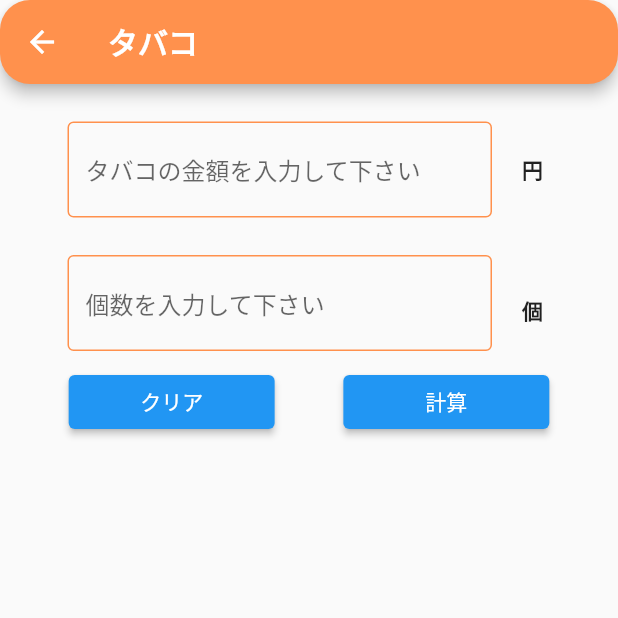
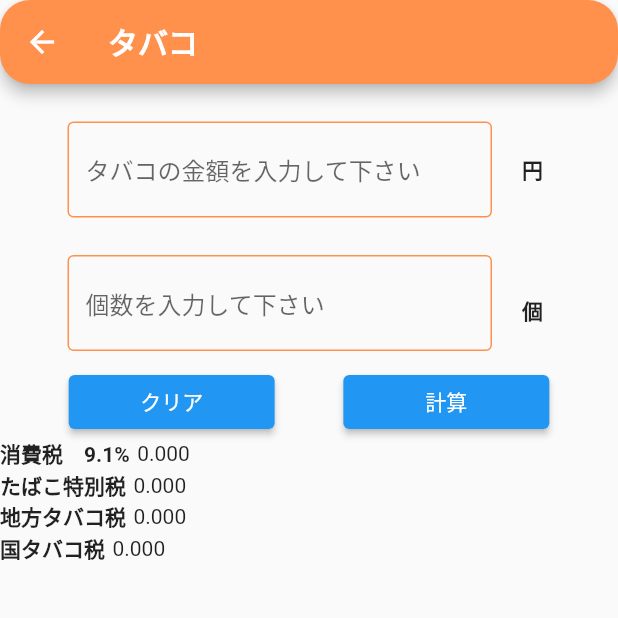
Before and after one commit to Hiroaki-hey-jude/tax_cal, a Flutter app: the screen it shows after launch, after a tap on "タバコ", on a phone screen of 412 x 824 dp, the top half of it. Run offline on Flutter 3.47's test engine with Material 2 defaults, Android fonts, the phone set to English and light mode, and no system bars; our stand-ins replace flutter_riverpod, freezed_annotation.

Commit message:
とりあえずタバコの税の計算方法はコンプリート

```diff
--- a/lib/data/tax_data.dart
+++ b/lib/data/tax_data.dart
@@ -11,7 +11,6 @@ class TaxData with _$TaxData {
     required double tabacoSpecialTax,
     required double stateTabacoTax,
     required double countryTabacoTax,
-
   }) = _TaxData;
 
   factory TaxData.fromJson(Map<String, dynamic> json) =>
--- a/lib/main.dart
+++ b/lib/main.dart
@@ -51,7 +51,7 @@ class _MyHomePageState extends ConsumerState<MyHomePage> {
         children: [
           GestureDetector(
             onTap: () {
-              Navigator.push(context, MaterialPageRoute(builder: (context) => const TaxScreen()));
+              Navigator.push(context, MaterialPageRoute(builder: (context) => TaxScreen()));
             },
             child: Card(
               color: Colors.white60,
--- a/lib/provider.dart
+++ b/lib/provider.dart
@@ -6,5 +6,6 @@ final taxDataProvider = StateProvider<TaxData>(
             consumptionTax: 0,
             tabacoSpecialTax: 0,
             stateTabacoTax: 0,
-            countryTabacoTax: 0),
+            countryTabacoTax: 0,
+        ),
 );
--- a/lib/screen/tax_screen.dart
+++ b/lib/screen/tax_screen.dart
@@ -7,21 +7,20 @@ import 'package:tax/logic/tabaco_logic.dart';
 import 'package:tax/view_model.dart';
 
 class TaxScreen extends ConsumerStatefulWidget {
-  const TaxScreen({Key? key}) : super(key: key);
+  double price = 0;
+  double quantity = 0;
+  TaxScreen({Key? key}) : super(key: key);
 
   @override
   ConsumerState<TaxScreen> createState() => _TaxScreenState();
 }
 
 class _TaxScreenState extends ConsumerState<TaxScreen> {
-  Tabaco _tabaco = Tabaco();
   ViewModel _viewModel = ViewModel();
-  TabacoLogic _tabacoLogic = TabacoLogic();
   final _formKey = GlobalKey<FormState>();
   final _formKey2 = GlobalKey<FormState>();
   final myController = TextEditingController();
-  // int price = 0;
-  // int quantity = 0;
+
 
   @override
   void initState(){
@@ -60,7 +59,6 @@ class _TaxScreenState extends ConsumerState<TaxScreen> {
                         child: Padding(
                           padding: const EdgeInsets.fromLTRB(45, 25, 10, 10),
                           child: TextFormField(
-                            controller: myController,
                             keyboardType: TextInputType.number,
                             inputFormatters: [
                               FilteringTextInputFormatter.digitsOnly
@@ -83,8 +81,11 @@ class _TaxScreenState extends ConsumerState<TaxScreen> {
                               return null;
                             },
                             onSaved: (value) {
-                              _tabaco.price = double.parse(value!);
-                              print(_tabaco.price);
+                              // _tabaco.price = double.parse(value!);
+                              // print(_tabaco.price);
+                              _viewModel.onSetPrice(double.parse(value!));
+                              //widget.price = double.parse(value!);
+                              //print('${_tabaco.price} これはtax screen');
                             },
                           ),
                         ),
@@ -131,8 +132,12 @@ class _TaxScreenState extends ConsumerState<TaxScreen> {
                               return null;
                             },
                             onSaved: (value) {
-                              _tabaco.quantity = double.parse(value!);
-                              print(_tabaco.quantity);
+                              // _tabaco.quantity = double.parse(value!);
+                              // print(_tabaco.quantity);
+                              //print(_viewModel.onSetPrice(double.parse(value!)));
+                              _viewModel.onSetQuantity(double.parse(value!));
+                              //widget.quantity = double.parse(value!);
+                              //_tabaco.price;
                             },
                           ),
                         ),
@@ -155,7 +160,7 @@ class _TaxScreenState extends ConsumerState<TaxScreen> {
                       onPressed: () {
                         _formKey.currentState!.reset();
                         _formKey2.currentState!.reset();
-                        _viewModel.onReset();
+                        //_viewModel.onReset();
                       },
                       child: Text('クリア'),
                   ),
@@ -168,9 +173,9 @@ class _TaxScreenState extends ConsumerState<TaxScreen> {
                         // 入力データが正常な場合の処理
                         this._formKey.currentState!.save();
                         this._formKey2.currentState!.save();
-                        _tabacoLogic.calConsumptionTax();
-                        //_viewModel.onCalTabacoTax();
-                        print(_viewModel.consumptionTax);
+                        //_tabacoLogic.calConsumptionTax();
+                        _viewModel.onCalTabacoTax();
+                        //print(_viewModel.consumptionTax);
                       }
                     },
                     child: Text('計算'),
@@ -178,15 +183,46 @@ class _TaxScreenState extends ConsumerState<TaxScreen> {
                 ),
               ],
             ),
-            // Row(
-            //   children: [
-            //     Text('消費税　9.1%',style: TextStyle(
-            //       fontWeight: FontWeight.bold,
-            //     ),),
-            //     SizedBox(width: 5),
-            //     Text(_viewModel.consumptionTax),
-            //   ],
-            // )
+            Column(
+              children: [
+                Row(
+                  children: [
+                    const Text('消費税　9.1%',style: TextStyle(
+                      fontWeight: FontWeight.bold,
+                    ),),
+                    SizedBox(width: 5),
+                    Text(_viewModel.consumptionTax.toStringAsFixed(3)),
+                  ],
+                ),
+                Row(
+                  children: [
+                    const Text('たばこ特別税', style: TextStyle(
+                      fontWeight: FontWeight.bold,
+                    ),),
+                    SizedBox(width: 5),
+                    Text(_viewModel.tabacoSpecialTax.toStringAsFixed(3)),
+                  ],
+                ),
+                Row(
+                  children: [
+                    const Text('地方タバコ税', style: TextStyle(
+                      fontWeight: FontWeight.bold,
+                    ),),
+                    SizedBox(width: 5),
+                    Text(_viewModel.stateTabacoTax.toStringAsFixed(3)),
+                  ],
+                ),
+                Row(
+                  children: [
+                    const Text('国タバコ税', style: TextStyle(
+                      fontWeight: FontWeight.bold,
+                    ),),
+                    SizedBox(width: 5),
+                    Text(_viewModel.countryTabacoTax.toStringAsFixed(3)),
+                  ],
+                ),
+              ],
+            ),
           ],
         ),
 
--- a/lib/view_model.dart
+++ b/lib/view_model.dart
@@ -10,22 +10,38 @@ class ViewModel{
     this._ref = ref;
   }
 
-  get consumptionTax => _ref.watch(taxDataProvider.state).state.consumptionTax.toString();
-  get tabacoSpecialTax => _ref.watch(taxDataProvider.state).state.tabacoSpecialTax.toString();
-  get stateTabacoTax => _ref.watch(taxDataProvider.state).state.stateTabacoTax.toString();
-  get countryTabacoTax => _ref.watch(taxDataProvider.state).state.countryTabacoTax.toString();
+  get consumptionTax => _ref.watch(taxDataProvider.state).state.consumptionTax;
+  get tabacoSpecialTax => _ref.watch(taxDataProvider.state).state.tabacoSpecialTax;
+  get stateTabacoTax => _ref.watch(taxDataProvider.state).state.stateTabacoTax;
+  get countryTabacoTax => _ref.watch(taxDataProvider.state).state.countryTabacoTax;
 
   void onCalTabacoTax() {
+    print('こんにちは');
     _tabacoLogic.calConsumptionTax();
     _tabacoLogic.calTabacoSpecialTax();
     _tabacoLogic.calStateTabacoTax();
-    _tabacoLogic.calStateTabacoTax();
-    _ref.watch(taxDataProvider.state).state = _tabacoLogic.taxData();
+    _tabacoLogic.calCountryTabacoTax();
+    print('hello');
+    _ref.watch(taxDataProvider.state).state = _tabacoLogic.taxData;
+    // _ref.watch(taxDataProvider.state).state.consumptionTax.toStringAsFixed(2);
+    // _ref.watch(taxDataProvider.state).state.tabacoSpecialTax.toStringAsFixed(2);
+    // _ref.watch(taxDataProvider.state).state.stateTabacoTax.toStringAsFixed(2);
+    // _ref.watch(taxDataProvider.state).state.countryTabacoTax.toStringAsFixed(2);
+    print('${_ref.watch(taxDataProvider.state).state.consumptionTax} ここには何が入っているんだ！！');
   }
 
   void onReset() {
     _tabacoLogic.reset();
-    _ref.watch(taxDataProvider.state).state = _tabacoLogic.taxData();
+    _ref.watch(taxDataProvider.state).state = _tabacoLogic.taxData;
+  }
+
+  void onSetPrice(double a) {
+    print('${a} これはview model');
+    _tabacoLogic.setPriceLogic(a);
+  }
+
+  void onSetQuantity(double a){
+    _tabacoLogic.setQuantityLogic(a);
   }
 
 }
```
Also changed, not shown: lib/data/tabaco.dart (+10 -0 lines), lib/logic/tabaco_logic.dart (+19 -6 lines).
